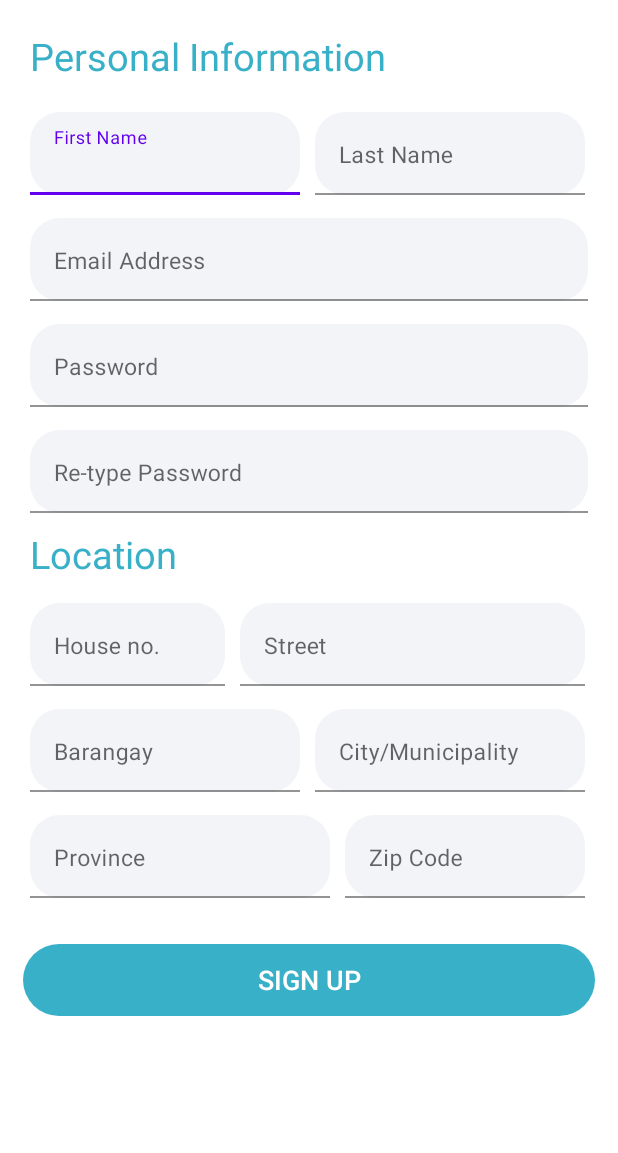
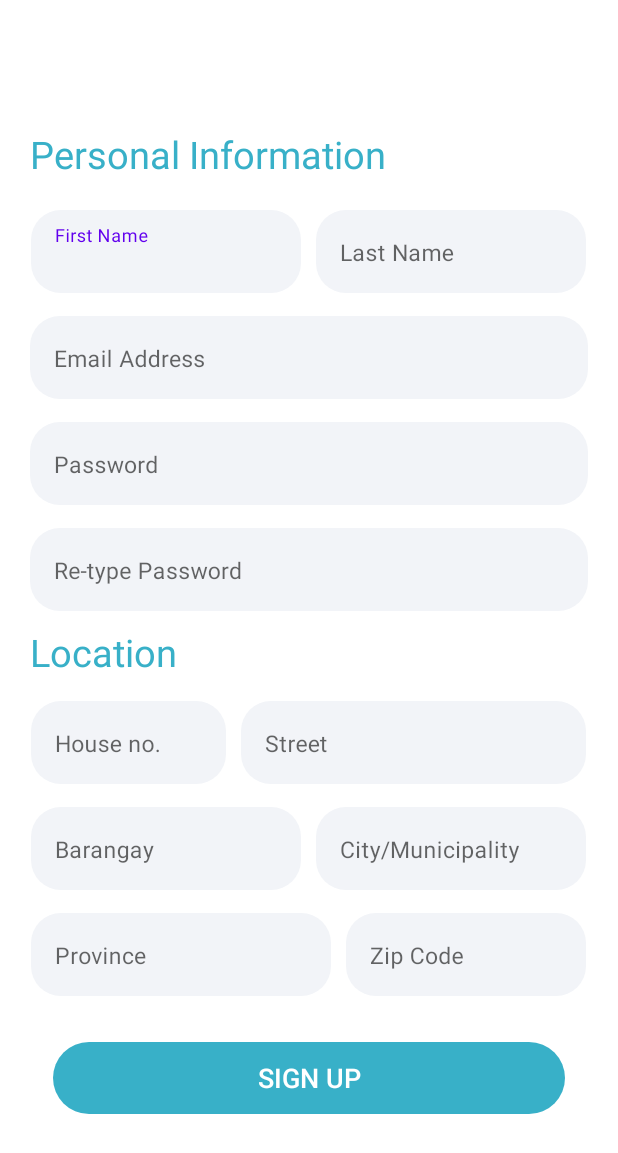
Before and after one commit to Ranz-prog/DustNShine_CustomerApp, an Android app: the ActivitySignUp screen opened directly, with no data from a screen before it, on a phone screen of 412 x 824 dp. Shown: the top 1153 px of the screen. Run offline under Robolectric (Android 15) with nearby library versions, the phone set to English and light mode, and no system bars.

Commit message:
Updated Layout
Favorite company, Checkout, Feedback, Booked service Layout

```diff
--- a/app/src/main/res/layout/activity_signup.xml
+++ b/app/src/main/res/layout/activity_signup.xml
@@ -1,31 +1,30 @@
 <?xml version="1.0" encoding="utf-8"?>
 <FrameLayout xmlns:android="http://schemas.android.com/apk/res/android"
     xmlns:app="http://schemas.android.com/apk/res-auto"
+    xmlns:tools="http://schemas.android.com/tools"
     android:layout_width="match_parent"
-    android:layout_height="match_parent">
-
-        <RelativeLayout
-            android:layout_width="match_parent"
-            android:layout_height="wrap_content">
+    android:layout_height="match_parent"
+    tools:context=".ui.ActivitySignUp">
 
     <LinearLayout
         android:layout_width="match_parent"
         android:layout_height="wrap_content"
         android:layout_gravity="center"
+        android:layout_marginStart="20dp"
+        android:layout_marginEnd="20dp"
         android:orientation="vertical">
 
         <TextView
             android:layout_width="wrap_content"
             android:layout_height="wrap_content"
-                    android:layout_gravity="center|left"
+            android:layout_gravity="center|start"
             android:layout_marginTop="20dp"
-                    android:layout_marginLeft="20dp"
             android:layout_marginBottom="20dp"
             android:text="@string/personalinformation"
             android:textColor="@color/app_blue"
             android:textSize="25sp" />
 
-                <RelativeLayout
+        <LinearLayout
             android:layout_width="wrap_content"
             android:layout_height="wrap_content"
             android:layout_gravity="center"
@@ -34,15 +33,16 @@
 
             <com.google.android.material.textfield.TextInputLayout
                 android:layout_width="match_parent"
-                        android:layout_height="wrap_content">
+                android:layout_height="wrap_content"
+                app:boxStrokeWidth="0dp"
+                app:boxStrokeWidthFocused="0dp">
 
                 <com.google.android.material.textfield.TextInputEditText
                     android:layout_width="180dp"
                     android:layout_height="wrap_content"
-                            android:layout_marginLeft="20dp"
-                            android:layout_marginRight="20dp"
+                    android:layout_marginEnd="10dp"
                     android:cursorVisible="true"
-                            android:gravity="center|left|bottom"
+                    android:gravity="center|start|bottom"
                     android:hint="@string/firstname"
                     android:maxLength="50"
                     android:paddingBottom="10dp"
@@ -52,15 +52,15 @@
 
             <com.google.android.material.textfield.TextInputLayout
                 android:layout_width="match_parent"
-                        android:layout_height="wrap_content">
+                android:layout_height="wrap_content"
+                app:boxStrokeWidth="0dp"
+                app:boxStrokeWidthFocused="0dp">
 
                 <com.google.android.material.textfield.TextInputEditText
                     android:layout_width="180dp"
                     android:layout_height="wrap_content"
-                            android:layout_marginLeft="210dp"
-                            android:layout_marginRight="20dp"
                     android:cursorVisible="true"
-                            android:gravity="center|left|bottom"
+                    android:gravity="center|start|bottom"
                     android:hint="@string/lastname"
                     android:maxLength="50"
                     android:paddingBottom="10dp"
@@ -68,19 +68,19 @@
                     android:textSize="15sp" />
             </com.google.android.material.textfield.TextInputLayout>
 
-                </RelativeLayout>
+        </LinearLayout>
 
         <com.google.android.material.textfield.TextInputLayout
             android:layout_width="match_parent"
-                    android:layout_height="wrap_content">
+            android:layout_height="wrap_content"
+            app:boxStrokeWidth="0dp"
+            app:boxStrokeWidthFocused="0dp">
 
             <com.google.android.material.textfield.TextInputEditText
                 android:layout_width="match_parent"
                 android:layout_height="wrap_content"
-                        android:layout_marginLeft="20dp"
-                        android:layout_marginRight="20dp"
                 android:cursorVisible="true"
-                        android:gravity="center|left|bottom"
+                android:gravity="center|start|bottom"
                 android:hint="@string/email"
                 android:inputType="textEmailAddress"
                 android:maxLength="50"
@@ -91,16 +91,16 @@
 
         <com.google.android.material.textfield.TextInputLayout
             android:layout_width="match_parent"
-                    android:layout_height="wrap_content">
+            android:layout_height="wrap_content"
+            app:boxStrokeWidth="0dp"
+            app:boxStrokeWidthFocused="0dp">
 
             <com.google.android.material.textfield.TextInputEditText
                 android:layout_width="match_parent"
                 android:layout_height="wrap_content"
-                        android:layout_marginLeft="20dp"
                 android:layout_marginTop="15dp"
-                        android:layout_marginRight="20dp"
                 android:cursorVisible="true"
-                        android:gravity="center|left|bottom"
+                android:gravity="center|start|bottom"
                 android:hint="@string/password"
                 android:inputType="textPassword"
                 android:maxLength="50"
@@ -111,16 +111,16 @@
 
         <com.google.android.material.textfield.TextInputLayout
             android:layout_width="match_parent"
-                    android:layout_height="wrap_content">
+            android:layout_height="wrap_content"
+            app:boxStrokeWidth="0dp"
+            app:boxStrokeWidthFocused="0dp">
 
             <com.google.android.material.textfield.TextInputEditText
                 android:layout_width="match_parent"
                 android:layout_height="wrap_content"
-                        android:layout_marginLeft="20dp"
                 android:layout_marginTop="15dp"
-                        android:layout_marginRight="20dp"
                 android:cursorVisible="true"
-                        android:gravity="center|left|bottom"
+                android:gravity="center|start|bottom"
                 android:hint="@string/retypepassword"
                 android:inputType="textPassword"
                 android:maxLength="50"
@@ -132,15 +132,14 @@
         <TextView
             android:layout_width="wrap_content"
             android:layout_height="wrap_content"
-                    android:layout_gravity="center|left"
+            android:layout_gravity="center|start"
             android:layout_marginTop="10dp"
-                    android:layout_marginLeft="20dp"
             android:layout_marginBottom="15dp"
             android:text="@string/location"
             android:textColor="@color/app_blue"
             android:textSize="25sp" />
 
-                <RelativeLayout
+        <LinearLayout
             android:layout_width="wrap_content"
             android:layout_height="wrap_content"
             android:layout_gravity="center"
@@ -149,15 +148,16 @@
 
             <com.google.android.material.textfield.TextInputLayout
                 android:layout_width="match_parent"
-                        android:layout_height="wrap_content">
+                android:layout_height="wrap_content"
+                app:boxStrokeWidth="0dp"
+                app:boxStrokeWidthFocused="0dp">
 
                 <com.google.android.material.textfield.TextInputEditText
                     android:layout_width="130dp"
                     android:layout_height="wrap_content"
-                            android:layout_marginLeft="20dp"
-                            android:layout_marginRight="20dp"
+                    android:layout_marginEnd="10dp"
                     android:cursorVisible="true"
-                            android:gravity="center|left|bottom"
+                    android:gravity="center|start|bottom"
                     android:hint="@string/houseno"
                     android:maxLength="50"
                     android:paddingBottom="10dp"
@@ -167,15 +167,15 @@
 
             <com.google.android.material.textfield.TextInputLayout
                 android:layout_width="match_parent"
-                        android:layout_height="wrap_content">
+                android:layout_height="wrap_content"
+                app:boxStrokeWidth="0dp"
+                app:boxStrokeWidthFocused="0dp">
 
                 <com.google.android.material.textfield.TextInputEditText
                     android:layout_width="230dp"
                     android:layout_height="wrap_content"
-                            android:layout_marginLeft="160dp"
-                            android:layout_marginRight="20dp"
                     android:cursorVisible="true"
-                            android:gravity="center|left|bottom"
+                    android:gravity="center|start|bottom"
                     android:hint="@string/street"
                     android:maxLength="50"
                     android:paddingBottom="10dp"
@@ -183,9 +183,9 @@
                     android:textSize="15sp" />
             </com.google.android.material.textfield.TextInputLayout>
 
-                </RelativeLayout>
+        </LinearLayout>
 
-                <RelativeLayout
+        <LinearLayout
             android:layout_width="wrap_content"
             android:layout_height="wrap_content"
             android:layout_gravity="center"
@@ -194,15 +194,16 @@
 
             <com.google.android.material.textfield.TextInputLayout
                 android:layout_width="match_parent"
-                        android:layout_height="wrap_content">
+                android:layout_height="wrap_content"
+                app:boxStrokeWidth="0dp"
+                app:boxStrokeWidthFocused="0dp">
 
                 <com.google.android.material.textfield.TextInputEditText
                     android:layout_width="180dp"
                     android:layout_height="wrap_content"
-                            android:layout_marginLeft="20dp"
-                            android:layout_marginRight="20dp"
+                    android:layout_marginEnd="10dp"
                     android:cursorVisible="true"
-                            android:gravity="center|left|bottom"
+                    android:gravity="center|start|bottom"
                     android:hint="@string/barangay"
                     android:maxLength="50"
                     android:paddingBottom="10dp"
@@ -212,15 +213,15 @@
 
             <com.google.android.material.textfield.TextInputLayout
                 android:layout_width="match_parent"
-                        android:layout_height="wrap_content">
+                android:layout_height="wrap_content"
+                app:boxStrokeWidth="0dp"
+                app:boxStrokeWidthFocused="0dp">
 
                 <com.google.android.material.textfield.TextInputEditText
                     android:layout_width="180dp"
                     android:layout_height="wrap_content"
-                            android:layout_marginLeft="210dp"
-                            android:layout_marginRight="20dp"
                     android:cursorVisible="true"
-                            android:gravity="center|left|bottom"
+                    android:gravity="center|start|bottom"
                     android:hint="@string/citymunicipality"
                     android:maxLength="50"
                     android:paddingBottom="10dp"
@@ -228,9 +229,9 @@
                     android:textSize="15sp" />
             </com.google.android.material.textfield.TextInputLayout>
 
-                </RelativeLayout>
+        </LinearLayout>
 
-                <RelativeLayout
+        <LinearLayout
             android:layout_width="wrap_content"
             android:layout_height="wrap_content"
             android:layout_gravity="center"
@@ -239,15 +240,16 @@
 
             <com.google.android.material.textfield.TextInputLayout
                 android:layout_width="match_parent"
-                        android:layout_height="wrap_content">
+                android:layout_height="wrap_content"
+                app:boxStrokeWidth="0dp"
+                app:boxStrokeWidthFocused="0dp">
 
                 <com.google.android.material.textfield.TextInputEditText
                     android:layout_width="200dp"
                     android:layout_height="wrap_content"
-                            android:layout_marginLeft="20dp"
-                            android:layout_marginRight="20dp"
+                    android:layout_marginEnd="10dp"
                     android:cursorVisible="true"
-                            android:gravity="center|left|bottom"
+                    android:gravity="center|start|bottom"
                     android:hint="@string/province"
                     android:maxLength="50"
                     android:paddingBottom="10dp"
@@ -257,15 +259,15 @@
 
             <com.google.android.material.textfield.TextInputLayout
                 android:layout_width="match_parent"
-                        android:layout_height="wrap_content">
+                android:layout_height="wrap_content"
+                app:boxStrokeWidth="0dp"
+                app:boxStrokeWidthFocused="0dp">
 
                 <com.google.android.material.textfield.TextInputEditText
                     android:layout_width="160dp"
                     android:layout_height="wrap_content"
-                            android:layout_marginLeft="230dp"
-                            android:layout_marginRight="20dp"
                     android:cursorVisible="true"
-                            android:gravity="center|left|bottom"
+                    android:gravity="center|start|bottom"
                     android:hint="@string/zipcode"
                     android:maxLength="50"
                     android:paddingBottom="10dp"
@@ -273,23 +275,20 @@
                     android:textSize="15sp" />
             </com.google.android.material.textfield.TextInputLayout>
 
-                </RelativeLayout>
+        </LinearLayout>
 
         <androidx.appcompat.widget.AppCompatButton
             android:id="@+id/btnServerLogin"
             android:layout_width="match_parent"
             android:layout_height="wrap_content"
-                    android:layout_gravity="center"
+            android:layout_gravity="center|bottom"
             android:layout_margin="15dp"
             android:background="@drawable/rounded_corners_button_layout"
             android:backgroundTint="@color/app_blue"
             android:padding="10dp"
             android:text="@string/signup"
             android:textColor="@color/white"
-                    android:textSize="18dp" />
+            android:textSize="18sp" />
 
     </LinearLayout>
-
-        </RelativeLayout>
-
 </FrameLayout>
```
Also changed, not shown: app/src/main/res/layout/activity_forgot_password.xml (+30 -17 lines), app/src/main/res/layout/activity_search_email.xml (+15 -5 lines), app/src/main/res/layout/activity_signin.xml (+22 -29 lines), app/src/main/res/layout/booked_service_layout.xml (added, +59 -0 lines), app/src/main/res/layout/favorite_company_layout.xml (added, +51 -0 lines), app/src/main/res/layout/fragment_checkout.xml (added, +109 -0 lines), app/src/main/res/layout/fragment_feedback.xml (added, +92 -0 lines), app/src/main/res/values/strings.xml (+27 -0 lines). Lines whose indentation alone changed are shown as unchanged.
